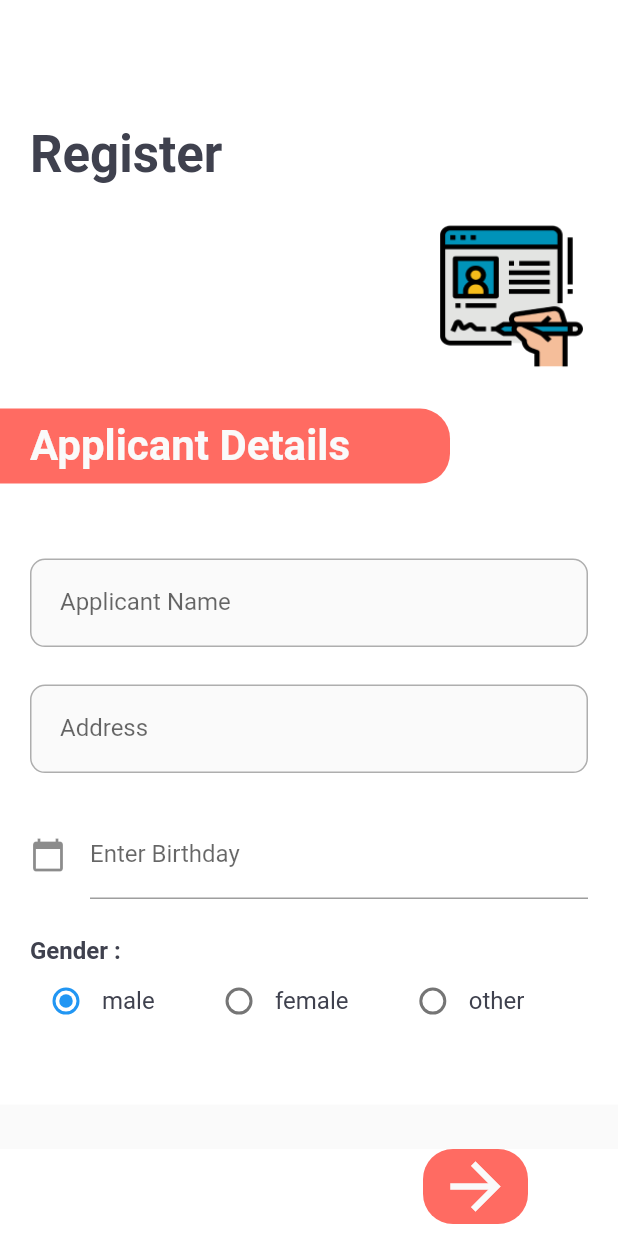
After one commit to Krishanadave671/SIH-vendo, a Flutter app: the screen it shows after launch, on a phone screen of 412 x 824 dp. The commit adds this screen. Run offline on Flutter 3.47's test engine with Material 2 defaults, Android fonts, the phone set to English and light mode, and no system bars; our stand-ins replace calendar_date_picker2, firebase_core, hooks_riverpod, riverpod; missing offline and left inert: passwordfield, place_picker; accounts and stored records are empty.

Commit message:
rebuilding the lost code

```diff
--- a/App/vendo/lib/main.dart
+++ b/App/vendo/lib/main.dart
@@ -14,7 +14,7 @@ class MyApp extends StatelessWidget {
     return const MaterialApp(
       debugShowCheckedModeBanner: false,
       onGenerateRoute: generateRoute,
-      initialRoute: "/main_page",
+      initialRoute: Routes.registerView,
     );
   }
 }
--- a/App/vendo/lib/routes.dart
+++ b/App/vendo/lib/routes.dart
@@ -1,23 +1,76 @@
-import'package:flutter/material.dart';
+import 'package:flutter/material.dart';
 import 'package:vendo/Screens/Main_page/mainpage.dart';
 import 'package:vendo/screens/getStarted_screen/getStarted.dart';
 import 'package:vendo/screens/language_selector/language_selector.dart';
 import 'package:vendo/screens/login/login_screen.dart';
+import 'package:vendo/screens/registration/documentarty_evidence.dart';
+import 'package:vendo/screens/registration/nationality_evidence.dart';
+import 'package:vendo/screens/registration/register_view.dart';
+import 'package:vendo/screens/registration/space_allocation.dart';
+import 'package:vendo/screens/registration/space_allocation_list.dart';
 import 'Screens/calendar_screen/calendar.dart';
 
-Route<dynamic>generateRoute(RouteSettings settings){
-  switch(settings.name){
-    case'/calendar_screen':
-      return MaterialPageRoute(builder: (context)=>  Calendar(title: "Krishana",));
-    case'/login_screen':
-      return MaterialPageRoute(builder: (context)=>const login_screen());
-    case'/main_page':
-      return MaterialPageRoute(builder: (context)=>const MainPage());
-    case'/languageSelect_screen':
-      return MaterialPageRoute(builder:(context)=>const language_selector());
-    case'/welcome_screen':
-      return MaterialPageRoute(builder:(context)=>const getStarted());
+class Routes {
+  static const calendarScreen = '/calendar_screen';
+  static const loginScreen = '/login_screen';
+  static const mainPage = '/main_page';
+  static const languageSelect = '/languageSelect_screen';
+  static const welcomeScreen = '/welcome_screen';
+  static const spaceallocation = '/space_allocation_screen';
+  static const spaceallocationList = '/space_allocation_list_screen';
+  static const documentaryEvidence = '/documentary_evidence_screen';
+  static const nationalityEvidence = '/nationality_evidence_screen';
+  static const registerView = '/register_view';
+}
+
+Route<dynamic> generateRoute(RouteSettings settings) {
+  switch (settings.name) {
+    case Routes.calendarScreen:
+      return MaterialPageRoute(
+        builder: (context) => Calendar(
+          title: "Krishana",
+        ),
+      );
+    case Routes.loginScreen:
+      return MaterialPageRoute(
+        builder: (context) => const login_screen(),
+      );
+    case Routes.mainPage:
+      return MaterialPageRoute(
+        builder: (context) => const MainPage(),
+      );
+    case Routes.languageSelect:
+      return MaterialPageRoute(
+        builder: (context) => const language_selector(),
+      );
+    case Routes.welcomeScreen:
+      return MaterialPageRoute(
+        builder: (context) => const getStarted(),
+      );
+    case Routes.spaceallocation:
+      return MaterialPageRoute(
+        builder: (context) => const SpaceAllocation(),
+      );
+    case Routes.spaceallocationList:
+      return MaterialPageRoute(
+        builder: (context) => const SpaceAllocationListView(),
+      );
+    case Routes.documentaryEvidence:
+      return MaterialPageRoute(
+        builder: (context) => const DocumentaryEvidence(),
+      );
+    case Routes.nationalityEvidence:
+      return MaterialPageRoute(
+        builder: (context) => const NationalityEvidence(),
+      );
+    case Routes.registerView:
+      return MaterialPageRoute(
+        builder: (context) => const RegisterView(),
+      );
+
     default:
-      return MaterialPageRoute(builder:(context)=>const language_selector());
+      return MaterialPageRoute(
+        builder: (context) => const language_selector(),
+      );
   }
 }
--- /dev/null
+++ b/App/vendo/lib/screens/registration/register_view.dart
@@ -0,0 +1,237 @@
+import 'package:flutter/material.dart';
+import 'package:intl/intl.dart';
+import 'package:place_picker/entities/location_result.dart';
+import 'package:place_picker/widgets/place_picker.dart';
+import 'package:vendo/util/AppFonts/app_text.dart';
+import 'package:vendo/util/AppInterface/ui_helpers.dart';
+import 'package:vendo/util/colors.dart';
+
+class RegisterView extends StatefulWidget {
+  const RegisterView({Key? key}) : super(key: key);
+
+  @override
+  State<RegisterView> createState() => _RegisterView();
+}
+
+class _RegisterView extends State<RegisterView> {
+  GenderSelection? _gender = GenderSelection.male;
+
+  TextEditingController dateInput = TextEditingController();
+
+  @override
+  void initState() {
+    dateInput.text = "";
+    super.initState();
+  }
+
+  void showPlacePicker() async {
+    LocationResult result = await Navigator.of(context).push(
+      MaterialPageRoute(
+        builder: (context) =>
+            PlacePicker("AIzaSyClwDKfzGV_7ICoib-lk2rH0iw5IlKW5Lw"),
+      ),
+    );
+
+    // Handle the result in your way
+    print(result);
+  }
+
+  @override
+  Widget build(BuildContext context) {
+    return Scaffold(
+      body: Container(
+        color: Colors.white,
+        child: Padding(
+          padding: EdgeInsets.only(
+            top: MediaQuery.of(context).size.height * 0.1,
+            bottom: 20,
+            left: 0,
+            right: 20,
+          ),
+          child: SingleChildScrollView(
+            child: Column(
+              mainAxisAlignment: MainAxisAlignment.start,
+              crossAxisAlignment: CrossAxisAlignment.start,
+              children: [
+                Padding(
+                  padding: const EdgeInsets.only(left: 20),
+                  child: AppText.headingOne("Register"),
+                ),
+                verticalSpaceMedium,
+                Row(
+                  children: const [
+                    Spacer(),
+                    Image(
+                      image: AssetImage("assets/images/register.png"),
+                      height: 100,
+                    ),
+                  ],
+                ),
+                verticalSpaceMedium,
+                SizedBox(
+                  height: 50,
+                  width: 300,
+                  child: DecoratedBox(
+                    decoration: const BoxDecoration(
+                      color: colors.primary,
+                      borderRadius: BorderRadiusDirectional.only(
+                          topEnd: Radius.circular(20),
+                          bottomEnd: Radius.circular(20)),
+                    ),
+                    child: Padding(
+                      padding: const EdgeInsets.only(
+                          top: 8.0, right: 8.0, bottom: 8),
+                      child: Padding(
+                        padding: const EdgeInsets.only(left: 20),
+                        child: AppText.headingTwo(
+                          "Applicant Details",
+                          color: colors.backgroundColor,
+                        ),
+                      ),
+                    ),
+                  ),
+                ),
+                verticalSpaceLarge,
+                Padding(
+                  padding: const EdgeInsets.only(left: 20),
+                  child: Column(
+                    mainAxisAlignment: MainAxisAlignment.start,
+                    crossAxisAlignment: CrossAxisAlignment.start,
+                    children: [
+                      DecoratedBox(
+                        decoration: borderBoxOutline,
+                        child: const Padding(
+                          padding: EdgeInsets.only(left: 20),
+                          child: TextField(
+                            decoration: InputDecoration(
+                                border: InputBorder.none,
+                                labelText: 'Applicant Name',
+                                hintText: 'Enter Applicant Name'),
+                          ),
+                        ),
+                      ),
+                      verticalSpaceMedium,
+                      DecoratedBox(
+                        decoration: borderBoxOutline,
+                        child: const Padding(
+                          padding: EdgeInsets.only(left: 20),
+                          child: TextField(
+                            decoration: InputDecoration(
+                                border: InputBorder.none,
+                                labelText: 'Address',
+                                hintText: 'Enter Address'),
+                          ),
+                        ),
+                      ),
+                      verticalSpaceMedium,
+                      TextField(
+                        controller: dateInput,
+                        decoration: const InputDecoration(
+                            icon: Icon(Icons.calendar_today),
+                            labelText: "Enter Birthday"),
+                        readOnly: true,
+                        onTap: () async {
+                          DateTime? pickedDate = await showDatePicker(
+                              context: context,
+                              initialDate: DateTime.now(),
+                              firstDate: DateTime(1950),
+                              lastDate: DateTime(2100));
+
+                          if (pickedDate != null) {
+                            String formattedDate =
+                                DateFormat('yyyy-MM-dd').format(pickedDate);
+
+                            setState(() {
+                              dateInput.text = formattedDate;
+                            });
+                          } else {}
+                        },
+                      ),
+                      verticalSpaceMedium,
+                      AppText.bodyBold("Gender : "),
+                      Row(
+                        children: [
+                          SizedBox(
+                            width: MediaQuery.of(context).size.width * 0.8,
+                            child: Row(
+                              children: [
+                                Radio<GenderSelection>(
+                                  value: GenderSelection.male,
+                                  groupValue: _gender,
+                                  onChanged: (GenderSelection? value) {
+                                    setState(() {
+                                      _gender = value;
+                                    });
+                                  },
+                                ),
+                                AppText.body("male"),
+                                const Spacer(),
+                                Radio<GenderSelection>(
+                                  value: GenderSelection.female,
+                                  groupValue: _gender,
+                                  onChanged: (GenderSelection? value) {
+                                    setState(() {
+                                      _gender = value;
+                                    });
+                                  },
+                                ),
+                                AppText.body("female"),
+                                const Spacer(),
+                                Radio<GenderSelection>(
+                                  value: GenderSelection.other,
+                                  groupValue: _gender,
+                                  onChanged: (GenderSelection? value) {
+                                    setState(() {
+                                      _gender = value;
+                                    });
+                                  },
+                                ),
+                                AppText.body("other"),
+                              ],
+                            ),
+                          ),
+                        ],
+                      ),
+                      verticalSpaceMedium,
+                    ],
+                  ),
+                ),
+              ],
+            ),
+          ),
+        ),
+      ),
+      bottomNavigationBar: BottomAppBar(
+        elevation: 0,
+        child: Padding(
+          padding: const EdgeInsets.only(right: 60, bottom: 8),
+          child: Row(
+            mainAxisAlignment: MainAxisAlignment.end,
+            children: const [
+              SizedBox(
+                width: 70,
+                height: 50,
+                child: DecoratedBox(
+                  decoration: BoxDecoration(
+                      color: colors.primary,
+                      borderRadius: BorderRadius.all(Radius.circular(20))),
+                  child: Icon(
+                    Icons.arrow_forward,
+                    size: 50,
+                    color: colors.backgroundColor,
+                  ),
+                ),
+              ),
+            ],
+          ),
+        ),
+      ),
+    );
+  }
+}
+
+enum GenderSelection {
+  male,
+  female,
+  other,
+}
```
Also changed, not shown: App/vendo/lib/screens/registration/nationality_evidence.dart (+15 -15 lines), App/vendo/lib/screens/registration/space_allocation.dart (+12 -0 lines), App/vendo/lib/screens/registration/space_allocation_list.dart (added, +131 -0 lines), App/vendo/pubspec.yaml (+6 -3 lines), App/vendo/assets/images/languages.png (renamed from App/vendo/lib/assets/images/languages.png), App/vendo/assets/images/register.png (added), App/vendo/assets/images/user.png (renamed from App/vendo/lib/assets/images/user.png), App/vendo/assets/images/vendor.png (renamed from App/vendo/lib/assets/images/vendor.png), App/vendo/lib/firebase_options.dart (added), App/vendo/lib/util/string.dart (added), App/vendo/pubspec.lock, 15 other files.
